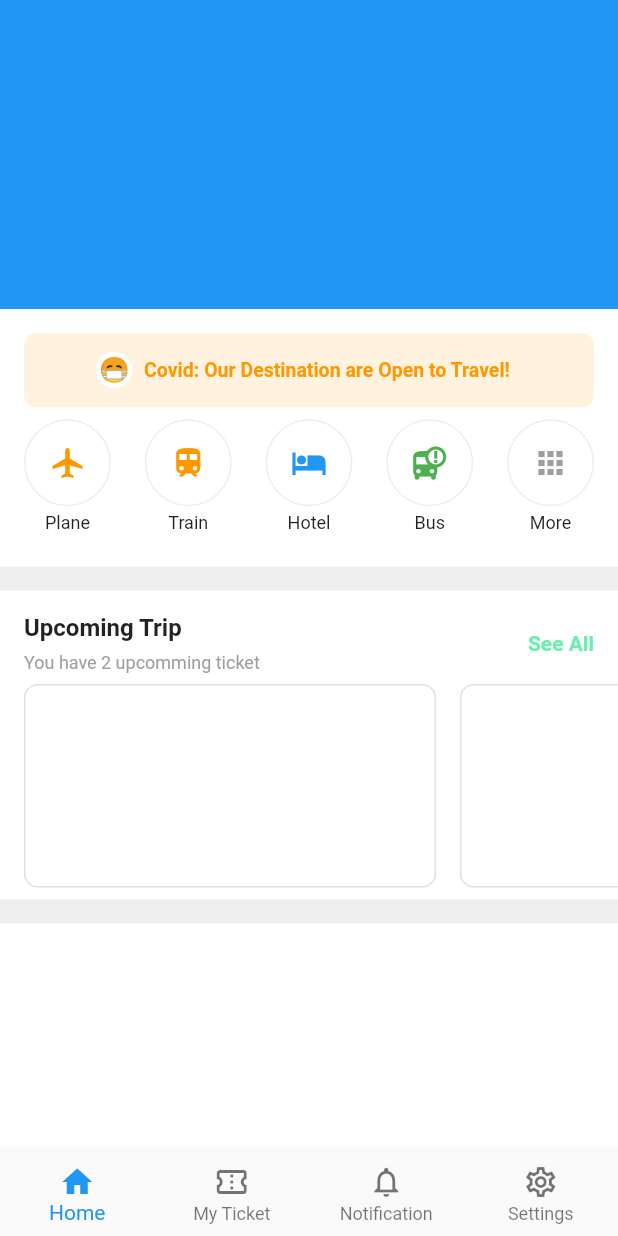
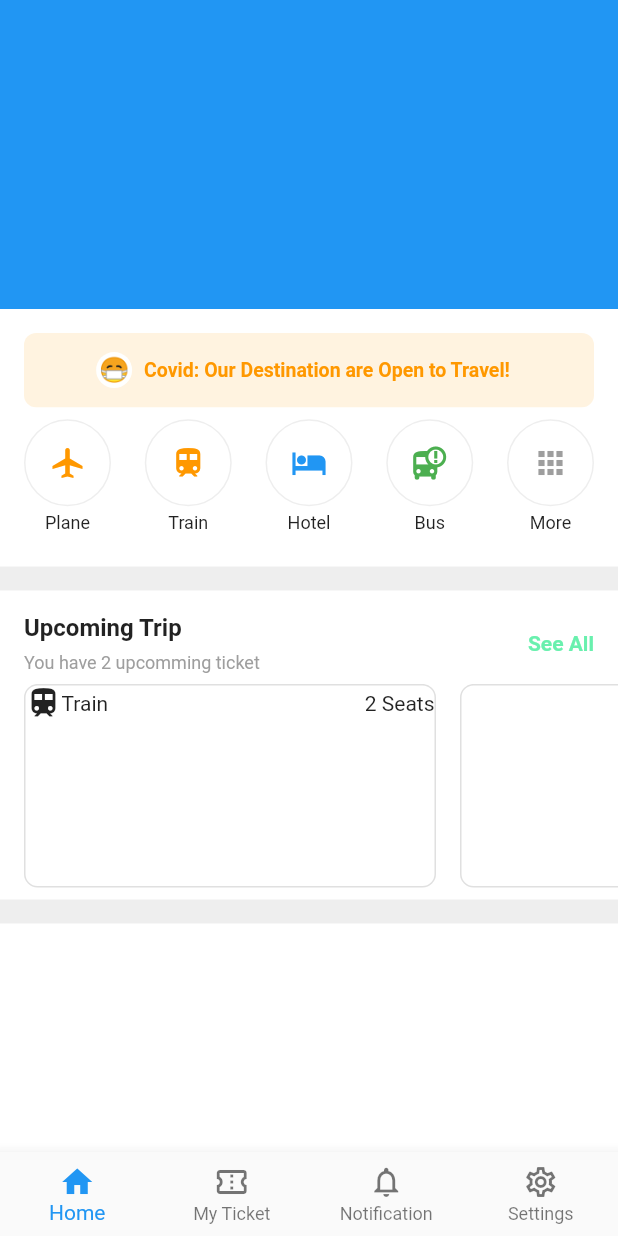
Before and after one commit to JAICHANGPARK/flutter_notebook_11th_story, a Flutter app: the screen it shows after launch, on a phone screen of 412 x 824 dp. Run offline on Flutter 3.47's test engine with Material 2 defaults, Android fonts, the phone set to English and light mode, and no system bars; our stand-ins replace backdrop, badges, flutter_inner_drawer, flutter_slidable, google_fonts.

Commit message:
Update ticket_booking_home_page.dart

```diff
--- a/lib/ep710_ticket_booking_app/ticket_booking_home_page.dart
+++ b/lib/ep710_ticket_booking_app/ticket_booking_home_page.dart
@@ -241,6 +241,18 @@ class _TicketBookingHomePageState extends State<TicketBookingHomePage> {
                                   ),
                                   borderRadius: BorderRadius.circular(9)
                                 ),
+                                child: Column(
+                                  children: [
+                                    Row(
+                                      children: [
+                                        Icon(Icons.train),
+                                        Text("Train"),
+                                        Spacer(),
+                                        Text("2 Seats")
+                                      ],
+                                    )
+                                  ],
+                                ),
                               ),
                               Container(
                                 width: MediaQuery.of(context).size.width / 1.5,
```
